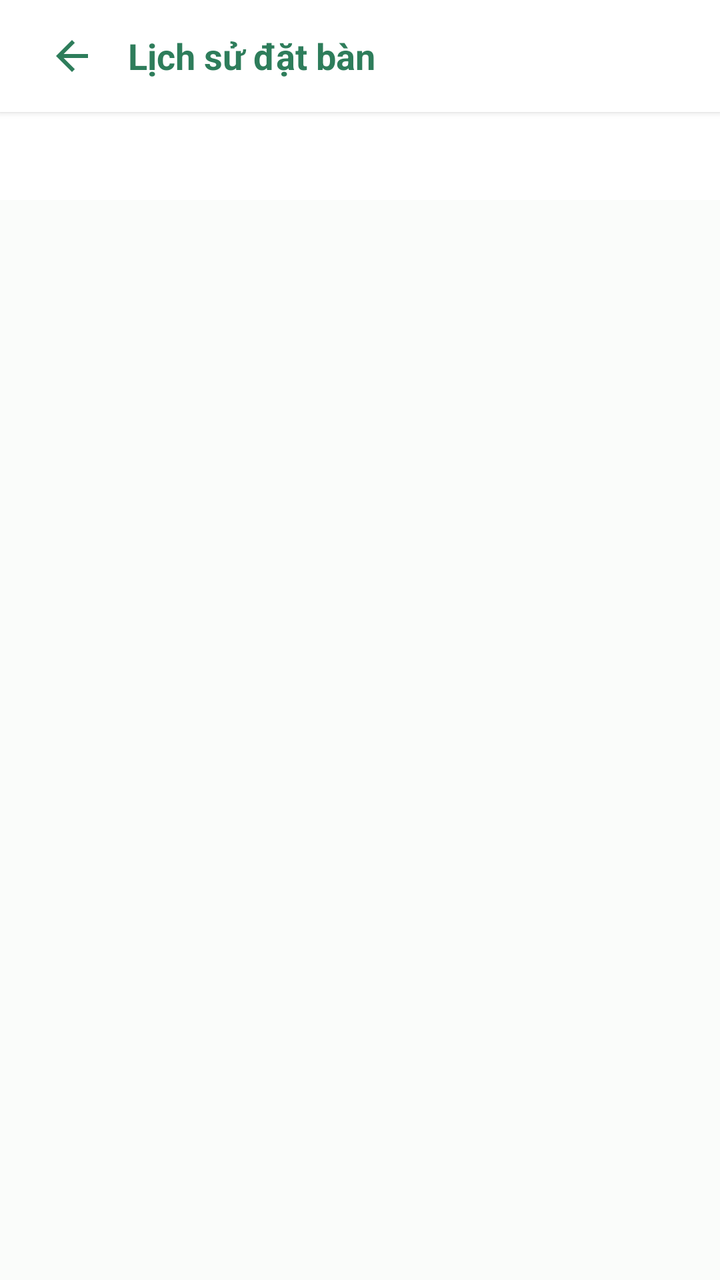
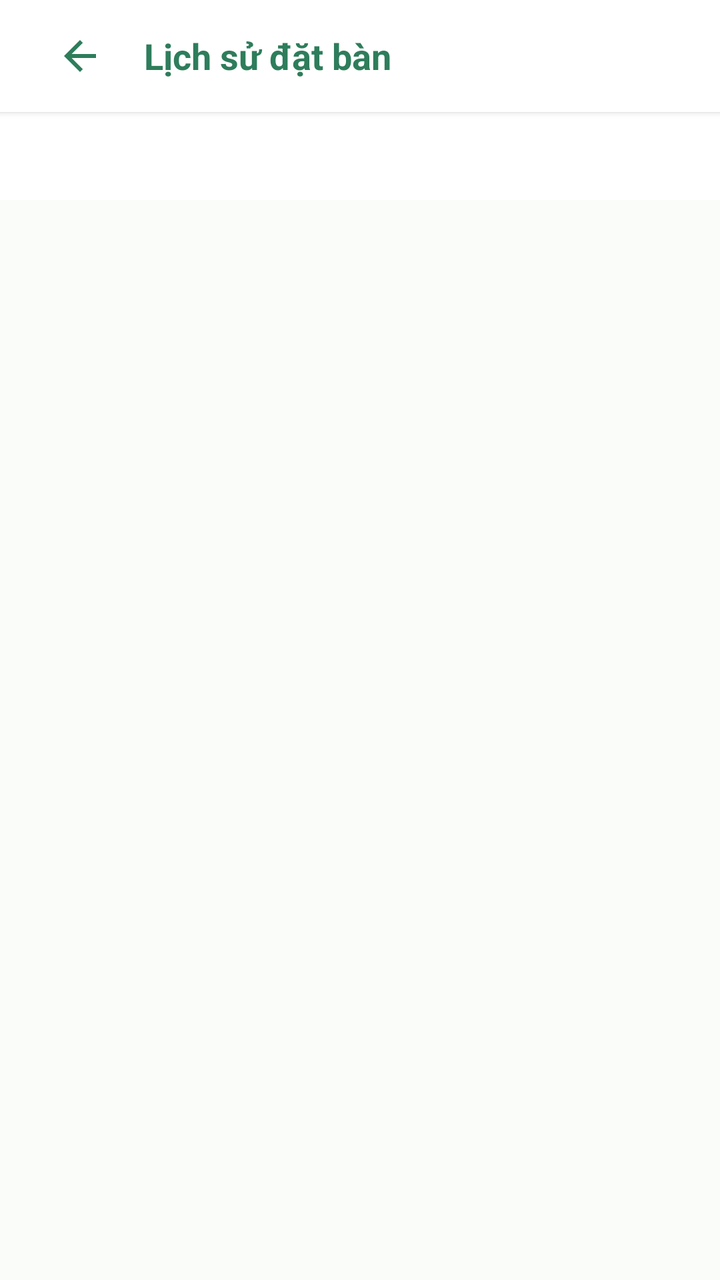

Before-and-after screenshots of an Android layout around one commit, followed by the original layout XML and the change that was made.
<!-- AndroidManifest.xml: application theme Theme.VietTable -->
<!-- res/layout/fragment_res_history.xml -->
<?xml version="1.0" encoding="utf-8"?>
<LinearLayout
    xmlns:android="http://schemas.android.com/apk/res/android"
    xmlns:app="http://schemas.android.com/apk/res-auto"
    android:layout_width="match_parent"
    android:layout_height="match_parent"
    android:background="@color/bg_cream"
    android:orientation="vertical">

    
    <LinearLayout
        android:layout_width="match_parent"
        android:layout_height="wrap_content"
        android:minHeight="56dp"
        android:tag="safe_top"
        android:background="@color/surface"
        android:elevation="2dp"
        android:gravity="center_vertical"
        android:orientation="horizontal"
        android:paddingHorizontal="16dp">

        <ImageButton
            android:id="@+id/btnBack"
            android:layout_width="40dp"
            android:layout_height="40dp"
            android:background="?attr/selectableItemBackgroundBorderless"
            android:src="@drawable/ic_back"
            app:tint="@color/primary" />

        <TextView
            android:layout_width="0dp"
            android:layout_height="wrap_content"
            android:layout_marginStart="8dp"
            android:layout_weight="1"
            android:text="Lịch sử đặt bàn"
            android:textColor="@color/primary"
            android:textSize="18sp"
            android:textStyle="bold" />
    </LinearLayout>

    <com.google.android.material.tabs.TabLayout
        android:id="@+id/tabLayoutResHistory"
        android:layout_width="match_parent"
        android:layout_height="44dp"
        android:background="@color/surface"
        app:tabIndicatorColor="@color/primary"
        app:tabMode="fixed"
        app:tabSelectedTextColor="@color/primary"
        app:tabTextColor="@color/text_secondary" />

    <androidx.recyclerview.widget.RecyclerView
        android:id="@+id/rvResHistory"
        android:layout_width="match_parent"
        android:layout_height="match_parent"
        android:clipToPadding="false"
        android:paddingVertical="8dp" />

</LinearLayout>
<!-- resources referenced by this layout -->
<resources>
  <color name="bg_cream">#FAFCFA</color>
  <color name="primary">#2E7D5B</color>
  <color name="surface">#FFFFFF</color>
  <color name="text_secondary">#68766E</color>
  <style name="Theme.VietTable" parent="Base.Theme.VietTable" />
  <style name="Base.Theme.VietTable" parent="Theme.Material3.Light.NoActionBar">
          
          <item name="colorPrimary">@color/primary</item>
          <item name="colorPrimaryDark">@color/primary_dark</item>
          <item name="colorOnPrimary">@color/on_primary</item>
          <item name="colorPrimaryContainer">@color/primary_container</item>
          <item name="colorOnPrimaryContainer">@color/on_primary_container</item>
  
          <item name="colorSecondary">@color/accent_gold</item>
          <item name="colorOnSecondary">@color/white</item>
          <item name="colorSecondaryContainer">@color/accent_gold_container</item>
          <item name="colorOnSecondaryContainer">@color/accent_gold_dark</item>
  
          <item name="android:colorBackground">@color/bg_cream</item>
          <item name="colorSurface">@color/surface</item>
          <item name="colorOnSurface">@color/text_primary</item>
          <item name="colorSurfaceVariant">@color/surface_variant</item>
  
          <item name="colorError">@color/semantic_error</item>
          <item name="colorOnError">@color/white</item>
  
          
          <item name="android:statusBarColor">@android:color/transparent</item>
          <item name="android:windowLightStatusBar">true</item>
          <item name="android:navigationBarColor">@android:color/transparent</item>
          <item name="android:windowLightNavigationBar">true</item>
  
          
          <item name="colorAccent">@color/primary</item>
          <item name="alertDialogTheme">@style/ThemeOverlay.VietTable.Dialog.Alert</item>
          <item name="materialAlertDialogTheme">@style/ThemeOverlay.VietTable.MaterialAlertDialog</item>
          <item name="buttonBarPositiveButtonStyle">@style/Widget.VietTable.Dialog.Button.Positive</item>
          <item name="buttonBarNegativeButtonStyle">@style/Widget.VietTable.Dialog.Button.Negative</item>
          <item name="buttonBarNeutralButtonStyle">@style/Widget.VietTable.Dialog.Button.Neutral</item>
          <item name="materialButtonStyle">@style/Widget.VietTable.Button.Primary</item>
          <item name="materialButtonOutlinedStyle">@style/Widget.VietTable.Button.Outlined</item>
          <item name="borderlessButtonStyle">@style/Widget.VietTable.Button.Text</item>
          <item name="materialCardViewStyle">@style/Widget.VietTable.Card</item>
          <item name="textInputStyle">@style/Widget.VietTable.TextInputLayout</item>
          <item name="toolbarStyle">@style/Widget.VietTable.Toolbar</item>
          <item name="bottomNavigationStyle">@style/Widget.VietTable.BottomNavigationView</item>
      </style>
  <color name="primary_dark">#24654A</color>
  <color name="on_primary">#FFFFFF</color>
  <color name="primary_container">#EEF7F2</color>
  <color name="on_primary_container">#1B4E38</color>
  <color name="accent_gold">#CCA862</color>
  <color name="white">#FFFFFFFF</color>
  <color name="accent_gold_container">#FAF5EB</color>
  <color name="accent_gold_dark">#9E7D33</color>
  <color name="text_primary">#222D27</color>
  <color name="surface_variant">#F3F7F5</color>
  <color name="semantic_error">#D32F2F</color>
  <color name="transparent">#00000000</color>
  <dimen name="btn_height_primary">52dp</dimen>
  <dimen name="radius_medium">12dp</dimen>
  <dimen name="radius_large">16dp</dimen>
  <dimen name="card_elevation">1.5dp</dimen>
  <color name="divider">#E9EFEB</color>
  <dimen name="card_stroke_width">1dp</dimen>
  <style name="TextAppearance.VietTable.BottomNav.Label" parent="TextAppearance.Material3.LabelSmall">
          <item name="android:textSize">11sp</item>
          <item name="android:textStyle">normal</item>
      </style>
  <dimen name="text_button">14sp</dimen>
  <!-- unchanged entries left out for length: 17 -->
</resources>

<!-- the commit's change to res/layout/fragment_res_history.xml (unified diff, before → after) -->
@@ -21,9 +21,10 @@
 
         <ImageButton
             android:id="@+id/btnBack"
-            android:layout_width="40dp"
-            android:layout_height="40dp"
+            android:layout_width="48dp"
+            android:layout_height="48dp"
             android:background="?attr/selectableItemBackgroundBorderless"
+            android:contentDescription="@string/a11y_back"
             android:src="@drawable/ic_back"
             app:tint="@color/primary" />
 
@@ -48,11 +49,44 @@
         app:tabSelectedTextColor="@color/primary"
         app:tabTextColor="@color/text_secondary" />
 
-    <androidx.recyclerview.widget.RecyclerView
-        android:id="@+id/rvResHistory"
+    <FrameLayout
         android:layout_width="match_parent"
-        android:layout_height="match_parent"
-        android:clipToPadding="false"
-        android:paddingVertical="8dp" />
+        android:layout_height="0dp"
+        android:layout_weight="1">
+        <androidx.recyclerview.widget.RecyclerView
+            android:id="@+id/rvResHistory"
+            android:layout_width="match_parent"
+            android:layout_height="match_parent"
+            android:clipToPadding="false"
+            android:paddingVertical="8dp" />
+        <LinearLayout
+            android:layout_width="match_parent"
+            android:layout_height="match_parent"
+            android:gravity="center"
+            android:orientation="vertical"
+            android:padding="32dp">
+            <com.google.android.material.progressindicator.CircularProgressIndicator
+                android:id="@+id/progressReservations"
+                android:layout_width="40dp"
+                android:layout_height="40dp"
+                android:visibility="gone" />
+            <TextView
+                android:id="@+id/tvReservationState"
+                android:layout_width="match_parent"
+                android:layout_height="wrap_content"
+                android:gravity="center"
+                android:textColor="@color/text_secondary"
+                android:textSize="14sp"
+                android:visibility="gone" />
+            <com.google.android.material.button.MaterialButton
+                android:id="@+id/btnRetryReservations"
+                style="@style/Widget.VietTable.Button.Outlined"
+                android:layout_width="wrap_content"
+                android:layout_height="wrap_content"
+                android:layout_marginTop="12dp"
+                android:text="@string/state_retry"
+                android:visibility="gone" />
+        </LinearLayout>
+    </FrameLayout>
 
 </LinearLayout>
<!-- resource entries referenced after the edit -->
@@ -4,6 +4,8 @@
   <color name="primary">#2E7D5B</color>
   <color name="surface">#FFFFFF</color>
   <color name="text_secondary">#68766E</color>
+  <string name="a11y_back">Quay lại</string>
+  <string name="state_retry">Thử lại</string>
   <style name="Theme.VietTable" parent="Base.Theme.VietTable" />
   <style name="Base.Theme.VietTable" parent="Theme.Material3.Light.NoActionBar">
           
@@ -30,7 +32,6 @@
           <item name="android:statusBarColor">@android:color/transparent</item>
           <item name="android:windowLightStatusBar">true</item>
           <item name="android:navigationBarColor">@android:color/transparent</item>
-          <item name="android:windowLightNavigationBar">true</item>
   
           
           <item name="colorAccent">@color/primary</item>
